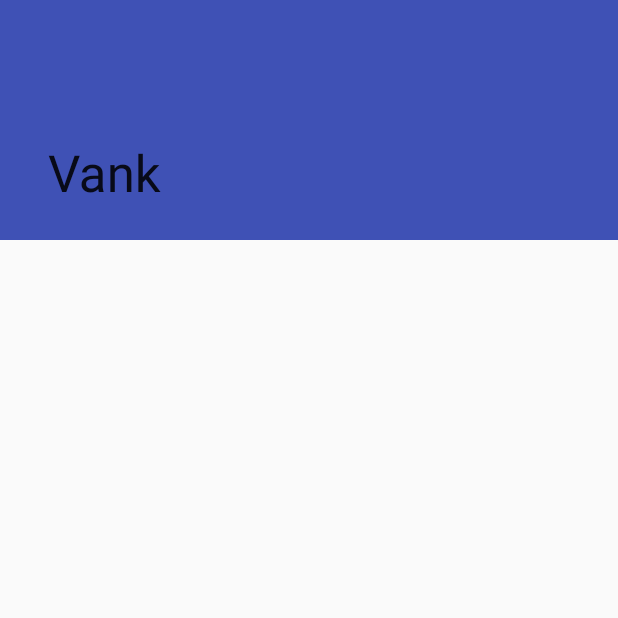
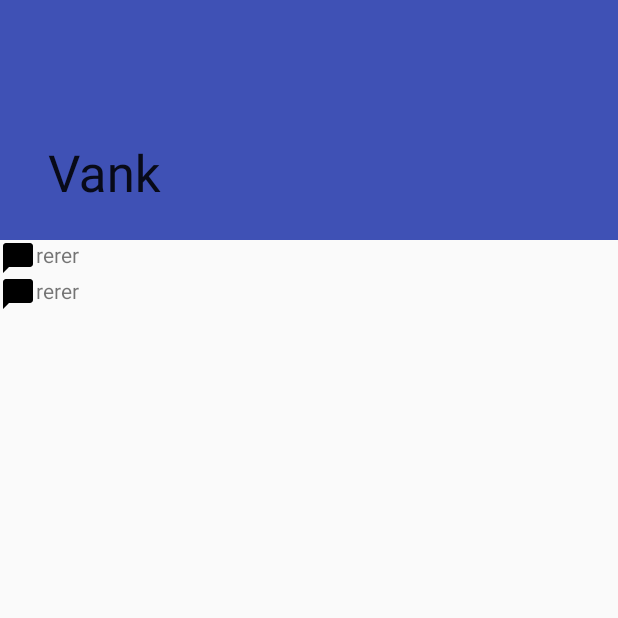
Before and after one commit to DivelNick/Vank, an Android app: the screen it shows after launch (MainActivity), on a phone screen of 412 x 824 dp, the top half of it. Run offline under Robolectric (Android 15) with nearby library versions, the phone set to English and light mode, and no system bars; our stand-ins replace ButterKnife, Dagger/Hilt's generated code, RxJava; libraries missing offline, so code that uses them is left out: com.facebook.stetho, com.vk.sdk; 12 statements that could not run were skipped.

Commit message:
added changes to the ui layer 0.04

```diff
--- a/app/src/main/java/divelnick/ru/vank/ui/screens/main/MainActivity.java
+++ b/app/src/main/java/divelnick/ru/vank/ui/screens/main/MainActivity.java
@@ -3,7 +3,11 @@ package divelnick.ru.vank.ui.screens.main;
 
 import android.os.Bundle;
 import android.support.annotation.Nullable;
+import android.support.v7.widget.LinearLayoutManager;
 import android.support.v7.widget.RecyclerView;
+
+import java.util.ArrayList;
+import java.util.List;
 
 import javax.inject.Inject;
 
@@ -13,6 +17,8 @@ import dagger.Provides;
 import divelnick.ru.vank.R;
 import divelnick.ru.vank.base.BaseActivity;
 import divelnick.ru.vank.di.DaggerService;
+import divelnick.ru.vank.ui.screens.main.list.Item;
+import divelnick.ru.vank.ui.screens.main.list.MainListAdapter;
 
 public class MainActivity extends BaseActivity implements MainView {
 
@@ -22,9 +28,7 @@ public class MainActivity extends BaseActivity implements MainView {
     @BindView(R.id.recycler_view)
     RecyclerView mRecyclerView;
 
-
-    private RecyclerView.LayoutManager mLayoutManager;
-
+    MainListAdapter mAdapter;
 
 
     @Override
@@ -38,6 +42,19 @@ public class MainActivity extends BaseActivity implements MainView {
 
         mMainPresenter.takeView(this);
         mMainPresenter.initView();
+
+        initUI();
+    }
+
+    private void initUI() {
+        mRecyclerView.setLayoutManager(new LinearLayoutManager(this));
+        mAdapter = new MainListAdapter();
+        List<Item> list = new ArrayList<>();
+        Item item = new Item();
+        item.setViewType(MainListAdapter.USER_INFO_TYPE);
+        list.add(item);
+        mAdapter.setItems(list);
+        mRecyclerView.setAdapter(mAdapter);
     }
 
 
--- a/app/src/main/java/divelnick/ru/vank/ui/screens/main/list/MainListAdapter.java
+++ b/app/src/main/java/divelnick/ru/vank/ui/screens/main/list/MainListAdapter.java
@@ -2,10 +2,14 @@ package divelnick.ru.vank.ui.screens.main.list;
 
 
 import android.support.v7.widget.RecyclerView;
+import android.view.LayoutInflater;
 import android.view.View;
 import android.view.ViewGroup;
 
 import java.util.List;
+
+import divelnick.ru.vank.R;
+import divelnick.ru.vank.ui.widget.ItemView;
 
 public class MainListAdapter extends RecyclerView.Adapter<MainListAdapter.ViewHolder> {
 
@@ -16,19 +20,19 @@ public class MainListAdapter extends RecyclerView.Adapter<MainListAdapter.ViewHo
 
     private List<? extends Item> items;
 
-    public MainListAdapter(List<? extends Item> items) {
-        this.items = items;
-    }
-
     @Override
     public ViewHolder onCreateViewHolder(ViewGroup parent, int viewType) {
-
+        switch (viewType) {
+            case USER_INFO_TYPE:
+                return new ViewHolder(LayoutInflater.from(parent.getContext()).inflate(R.layout.item_user_about, null));
+        }
         return null;
     }
 
     @Override
     public void onBindViewHolder(ViewHolder holder, int position) {
-
+        ((ItemView)holder.mView).addView("rerer",R.drawable.ic_chat_bubble_black_24px);
+        ((ItemView)holder.mView).addView("rerer",R.drawable.ic_chat_bubble_black_24px);
     }
 
     @Override
@@ -41,11 +45,17 @@ public class MainListAdapter extends RecyclerView.Adapter<MainListAdapter.ViewHo
         return items.size();
     }
 
+
     class ViewHolder extends RecyclerView.ViewHolder {
-
-        public ViewHolder(View itemView) {
+        View mView;
+        ViewHolder(View itemView) {
             super(itemView);
+            mView = itemView;
         }
     }
 
+
+    public void setItems(List<? extends Item> items) {
+        this.items = items;
+    }
 }
--- a/app/src/main/java/divelnick/ru/vank/ui/widget/ItemView.java
+++ b/app/src/main/java/divelnick/ru/vank/ui/widget/ItemView.java
@@ -2,9 +2,15 @@ package divelnick.ru.vank.ui.widget;
 
 
 import android.content.Context;
+import android.support.annotation.DrawableRes;
 import android.support.annotation.Nullable;
+import android.support.v4.app.ActivityCompat;
+import android.support.v7.widget.LinearLayoutCompat;
 import android.util.AttributeSet;
+import android.view.ViewGroup;
+import android.widget.ImageView;
 import android.widget.LinearLayout;
+import android.widget.TextView;
 
 public class ItemView extends LinearLayout {
 
@@ -16,4 +22,25 @@ public class ItemView extends LinearLayout {
         super(context, attrs, defStyleAttr);
     }
 
+    public void addView(String text, @DrawableRes int resId) {
+        LinearLayout linearLayout = new LinearLayout(this.getContext());
+        linearLayout.setOrientation(HORIZONTAL);
+
+        ImageView imageView = new ImageView(this.getContext());
+        imageView.setLayoutParams(new LinearLayoutCompat.LayoutParams(
+                ViewGroup.LayoutParams.WRAP_CONTENT, ViewGroup.LayoutParams.WRAP_CONTENT));
+        imageView.setImageDrawable(ActivityCompat.getDrawable(this.getContext(), resId));
+
+        linearLayout.addView(imageView);
+
+        TextView textView = new TextView(this.getContext());
+        textView.setLayoutParams(new LinearLayoutCompat.LayoutParams(
+                ViewGroup.LayoutParams.MATCH_PARENT, ViewGroup.LayoutParams.WRAP_CONTENT));
+        textView.setText(text);
+
+        linearLayout.addView(textView);
+
+        this.addView(linearLayout);
+    }
+
 }
--- a/app/src/main/res/layout/item_user_about.xml
+++ b/app/src/main/res/layout/item_user_about.xml
@@ -1,10 +1,6 @@
 <?xml version="1.0" encoding="utf-8"?>
-<LinearLayout
+<divelnick.ru.vank.ui.widget.ItemView
     xmlns:android="http://schemas.android.com/apk/res/android"
     android:layout_width="match_parent"
-    android:layout_height="match_parent"
-    android:orientation="vertical">
-
-
-
-</LinearLayout>
+    android:layout_height="wrap_content"
+    android:orientation="vertical"/>
```
Also changed, not shown: app/src/main/res/drawable/ic_launcher_background.xml (added, +171 -0 lines), app/src/main/res/drawable/ic_launcher_foreground.xml (added, +34 -0 lines).
